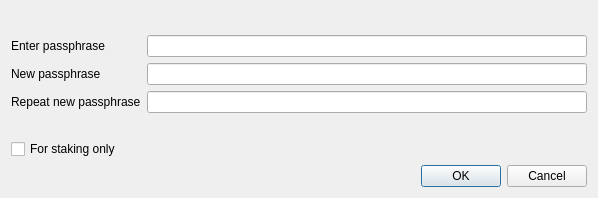
smartinsider/zijacoin, file src/qt/forms/askpassphrasedialog.ui: the form before one commit.
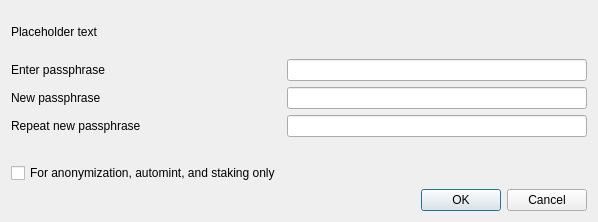
The form after the commit.

What changed in the file:
```diff
--- a/src/qt/forms/askpassphrasedialog.ui
+++ b/src/qt/forms/askpassphrasedialog.ui
@@ -7,7 +7,7 @@
     <x>0</x>
     <y>0</y>
     <width>598</width>
-    <height>198</height>
+    <height>222</height>
    </rect>
   </property>
   <property name="sizePolicy">
@@ -26,8 +26,14 @@
    <string>Passphrase Dialog</string>
   </property>
   <layout class="QVBoxLayout" name="verticalLayout">
+   <property name="sizeConstraint">
+    <enum>QLayout::SetMinimumSize</enum>
+   </property>
    <item>
     <widget class="QLabel" name="warningLabel">
+     <property name="text">
+      <string notr="true">Placeholder text</string>
+     </property>
      <property name="textFormat">
       <enum>Qt::RichText</enum>
      </property>
@@ -38,6 +44,9 @@
    </item>
    <item>
     <layout class="QFormLayout" name="formLayout">
+     <property name="sizeConstraint">
+      <enum>QLayout::SetMinimumSize</enum>
+     </property>
      <property name="fieldGrowthPolicy">
       <enum>QFormLayout::AllNonFixedFieldsGrow</enum>
      </property>
@@ -108,7 +117,7 @@
         <string>Serves to disable the trivial sendmoney when OS account compromised. Provides no real security.</string>
        </property>
        <property name="text">
-        <string>For staking only</string>
+        <string>For anonymization, automint, and staking only</string>
        </property>
        <property name="visible">
         <bool>false</bool>
```
Left out of the diff: 2 changed lines with no effect on the pictures.
